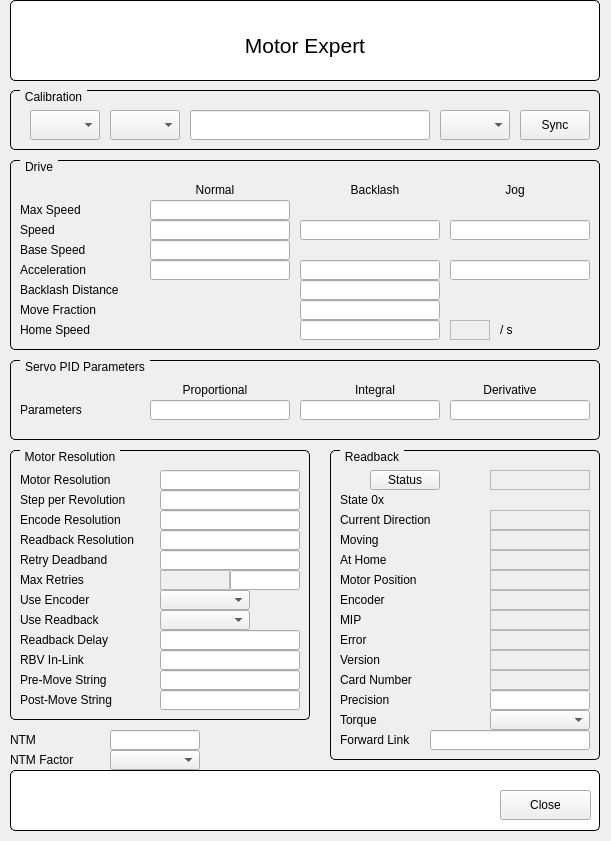
Above: FormGalilMotorExpert.ui from SESAME-Synchrotron/galil-qt before the change. Below: the same form after it.
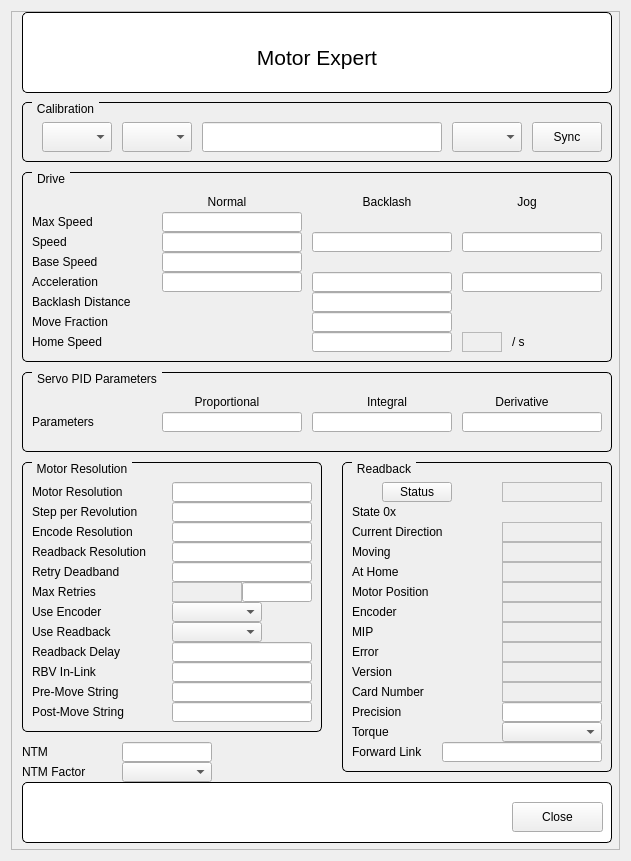
That is the form after the change. Custom widgets are drawn as their Qt base class.

Commit message:
Added scroll area to the followin UIs.
FormGalilCSKinematics.ui
FormGalilMotorExpert.ui
FormGalilMotorExtras.ui

The edit to the form file:
```diff
--- a/FormGalilMotorExpert.ui
+++ b/FormGalilMotorExpert.ui
@@ -6,13 +6,298 @@
    <rect>
     <x>0</x>
     <y>0</y>
-    <width>611</width>
-    <height>841</height>
+    <width>631</width>
+    <height>861</height>
    </rect>
   </property>
   <property name="windowTitle">
    <string>Form</string>
   </property>
+  <layout class="QGridLayout" name="gridLayout">
+   <item row="0" column="0">
+    <widget class="QScrollArea" name="scrollArea">
+     <property name="widgetResizable">
+      <bool>false</bool>
+     </property>
+     <widget class="QWidget" name="scrollAreaWidgetContents">
+      <property name="geometry">
+       <rect>
+        <x>0</x>
+        <y>0</y>
+        <width>601</width>
+        <height>831</height>
+       </rect>
+      </property>
+      <widget class="QGroupBox" name="titleGroupBox_7">
+       <property name="geometry">
+        <rect>
+         <x>10</x>
+         <y>360</y>
+         <width>590</width>
+         <height>80</height>
+        </rect>
+       </property>
+       <property name="styleSheet">
+        <string notr="true">QGroupBox {
+    border: 1px solid black;
+    border-radius: 5px;
+    margin-top: 0.5em;
+}
+
+QGroupBox::title {
+    subcontrol-origin: margin;
+    left: 10px;
+    padding: 0 3px 0 3px;
+}</string>
+       </property>
+       <property name="title">
+        <string>Servo PID Parameters</string>
+       </property>
+       <widget class="QLabel" name="label_22">
+        <property name="geometry">
+         <rect>
+          <x>160</x>
+          <y>20</y>
+          <width>90</width>
+          <height>20</height>
+         </rect>
+        </property>
+        <property name="text">
+         <string>Proportional</string>
+        </property>
+        <property name="alignment">
+         <set>Qt::AlignCenter</set>
+        </property>
+       </widget>
+       <widget class="QLabel" name="label_23">
+        <property name="geometry">
+         <rect>
+          <x>330</x>
+          <y>20</y>
+          <width>70</width>
+          <height>20</height>
+         </rect>
+        </property>
+        <property name="text">
+         <string>Integral</string>
+        </property>
+        <property name="alignment">
+         <set>Qt::AlignCenter</set>
+        </property>
+       </widget>
+       <widget class="QLabel" name="label_24">
+        <property name="geometry">
+         <rect>
+          <x>460</x>
+          <y>20</y>
+          <width>80</width>
+          <height>20</height>
+         </rect>
+        </property>
+        <property name="text">
+         <string>Derivative</string>
+        </property>
+        <property name="alignment">
+         <set>Qt::AlignCenter</set>
+        </property>
+       </widget>
+       <widget class="QLabel" name="label_25">
+        <property name="geometry">
+         <rect>
+          <x>10</x>
+          <y>40</y>
+          <width>90</width>
+          <height>20</height>
+         </rect>
+        </property>
+        <property name="text">
+         <string>Parameters</string>
+        </property>
+        <property name="alignment">
+         <set>Qt::AlignLeading|Qt::AlignLeft|Qt::AlignVCenter</set>
+        </property>
+       </widget>
+       <widget class="QELineEdit" name="txtPCOF">
+        <property name="geometry">
+         <rect>
+          <x>140</x>
+          <y>40</y>
+          <width>140</width>
+          <height>20</height>
+         </rect>
+        </property>
+        <property name="variable" stdset="0">
+         <string>$(group).PCOF</string>
+        </property>
+        <property name="displayAlarmStateOption" stdset="0">
+         <enum>QEGenericEdit::Never</enum>
+        </property>
+        <property name="addUnits">
+         <bool>false</bool>
+        </property>
+       </widget>
+       <widget class="QELineEdit" name="txtICOF">
+        <property name="geometry">
+         <rect>
+          <x>290</x>
+          <y>40</y>
+          <width>140</width>
+          <height>20</height>
+         </rect>
+        </property>
+        <property name="variable" stdset="0">
+         <string>$(group).ICOF</string>
+        </property>
+        <property name="displayAlarmStateOption" stdset="0">
+         <enum>QEGenericEdit::Never</enum>
+        </property>
+        <property name="addUnits">
+         <bool>false</bool>
+        </property>
+       </widget>
+       <widget class="QELineEdit" name="txtDCOF">
+        <property name="geometry">
+         <rect>
+          <x>440</x>
+          <y>40</y>
+          <width>140</width>
+          <height>20</height>
+         </rect>
+        </property>
+        <property name="variable" stdset="0">
+         <string>$(group).DCOF</string>
+        </property>
+        <property name="displayAlarmStateOption" stdset="0">
+         <enum>QEGenericEdit::Never</enum>
+        </property>
+        <property name="addUnits">
+         <bool>false</bool>
+        </property>
+       </widget>
+      </widget>
+      <widget class="QLabel" name="label_3">
+       <property name="geometry">
+        <rect>
+         <x>10</x>
+         <y>750</y>
+         <width>90</width>
+         <height>20</height>
+        </rect>
+       </property>
+       <property name="text">
+        <string>NTM Factor</string>
+       </property>
+      </widget>
+      <widget class="QLabel" name="label_2">
+       <property name="geometry">
+        <rect>
+         <x>10</x>
+         <y>730</y>
+         <width>90</width>
+         <height>20</height>
+        </rect>
+       </property>
+       <property name="text">
+        <string>NTM</string>
+       </property>
+      </widget>
+      <widget class="QGroupBox" name="titleGroupBox_5">
+       <property name="geometry">
+        <rect>
+         <x>10</x>
+         <y>90</y>
+         <width>590</width>
+         <height>60</height>
+        </rect>
+       </property>
+       <property name="styleSheet">
+        <string notr="true">QGroupBox {
+    border: 1px solid black;
+    border-radius: 5px;
+    margin-top: 0.5em;
+}
+
+QGroupBox::title {
+    subcontrol-origin: margin;
+    left: 10px;
+    padding: 0 3px 0 3px;
+}</string>
+       </property>
+       <property name="title">
+        <string>Calibration</string>
+       </property>
+       <widget class="QEComboBox" name="cbSET">
+        <property name="geometry">
+         <rect>
+          <x>20</x>
+          <y>20</y>
+          <width>70</width>
+          <height>30</height>
+         </rect>
+        </property>
+        <property name="variable" stdset="0">
+         <string>$(group).SET</string>
+        </property>
+       </widget>
+       <widget class="QEComboBox" name="cbFOFF">
+        <property name="geometry">
+         <rect>
+          <x>100</x>
+          <y>20</y>
+          <width>70</width>
+          <height>30</height>
+         </rect>
+        </property>
+        <property name="variable" stdset="0">
+         <string>$(group).FOFF</string>
+        </property>
+       </widget>
+       <widget class="QELineEdit" name="txtOFF">
+        <property name="geometry">
+         <rect>
+          <x>180</x>
+          <y>20</y>
+          <width>240</width>
+          <height>30</height>
+         </rect>
+        </property>
+        <property name="variable" stdset="0">
+         <string>$(group).OFF</string>
+        </property>
+        <property name="displayAlarmStateOption" stdset="0">
+         <enum>QEGenericEdit::Never</enum>
+        </property>
+       </widget>
+       <widget class="QEComboBox" name="cbDIR">
+        <property name="geometry">
+         <rect>
+          <x>430</x>
+          <y>20</y>
+          <width>70</width>
+          <height>30</height>
+         </rect>
+        </property>
+        <property name="variable" stdset="0">
+         <string>$(group).DIR</string>
+        </property>
+       </widget>
+       <widget class="QEPushButton" name="qepushbutton">
+        <property name="geometry">
+         <rect>
+          <x>510</x>
+          <y>20</y>
+          <width>70</width>
+          <height>30</height>
+         </rect>
+        </property>
+        <property name="text">
+         <string>Sync</string>
+        </property>
+        <property name="variable" stdset="0">
+         <string>$(group).SYNC</string>
+        </property>
+       </widget>
+      </widget>
   <widget class="QGroupBox" name="titleGroupBox_6">
    <property name="geometry">
     <rect>
@@ -497,6 +782,25 @@
     </property>
    </widget>
   </widget>
+      <widget class="QELineEdit" name="txtPCOF_2">
+       <property name="geometry">
+        <rect>
+         <x>110</x>
+         <y>730</y>
+         <width>90</width>
+         <height>20</height>
+        </rect>
+       </property>
+       <property name="variable" stdset="0">
+        <string>$(group).NTMF</string>
+       </property>
+       <property name="displayAlarmStateOption" stdset="0">
+        <enum>QEGenericEdit::Never</enum>
+       </property>
+       <property name="addUnits">
+        <bool>false</bool>
+       </property>
+      </widget>
   <widget class="QGroupBox" name="titleGroupBox_9">
    <property name="geometry">
     <rect>
@@ -949,142 +1253,18 @@
     </property>
    </widget>
   </widget>
-  <widget class="QGroupBox" name="titleGroupBox_2">
+      <widget class="QEComboBox" name="cbURIP_2">
    <property name="geometry">
     <rect>
-     <x>10</x>
-     <y>770</y>
-     <width>590</width>
-     <height>61</height>
-    </rect>
-   </property>
-   <property name="styleSheet">
-    <string notr="true">QGroupBox {
-	background-color: rgb(255, 255, 255);
-    border: 1px solid black;
-    border-radius: 5px;
-    margin-top: 0.5em;
-}
-
-QGroupBox::title {
-    subcontrol-origin: margin;
-    left: 10px;
-    padding: 0 3px 0 3px;
-}</string>
-   </property>
-   <property name="title">
-    <string/>
-   </property>
-   <widget class="QPushButton" name="btnClose">
-    <property name="geometry">
-     <rect>
-      <x>490</x>
-      <y>20</y>
-      <width>91</width>
-      <height>30</height>
-     </rect>
-    </property>
-    <property name="text">
-     <string>Close</string>
-    </property>
-   </widget>
-  </widget>
-  <widget class="QGroupBox" name="titleGroupBox_5">
-   <property name="geometry">
-    <rect>
-     <x>10</x>
-     <y>90</y>
-     <width>590</width>
-     <height>60</height>
-    </rect>
-   </property>
-   <property name="styleSheet">
-    <string notr="true">QGroupBox {
-    border: 1px solid black;
-    border-radius: 5px;
-    margin-top: 0.5em;
-}
-
-QGroupBox::title {
-    subcontrol-origin: margin;
-    left: 10px;
-    padding: 0 3px 0 3px;
-}</string>
-   </property>
-   <property name="title">
-    <string>Calibration</string>
-   </property>
-   <widget class="QEComboBox" name="cbSET">
-    <property name="geometry">
-     <rect>
-      <x>20</x>
-      <y>20</y>
-      <width>70</width>
-      <height>30</height>
-     </rect>
-    </property>
+         <x>110</x>
+         <y>750</y>
+         <width>90</width>
+         <height>20</height>
+        </rect>
+       </property>
     <property name="variable" stdset="0">
-     <string>$(group).SET</string>
-    </property>
-   </widget>
-   <widget class="QEComboBox" name="cbFOFF">
-    <property name="geometry">
-     <rect>
-      <x>100</x>
-      <y>20</y>
-      <width>70</width>
-      <height>30</height>
-     </rect>
-    </property>
-    <property name="variable" stdset="0">
-     <string>$(group).FOFF</string>
-    </property>
-   </widget>
-   <widget class="QELineEdit" name="txtOFF">
-    <property name="geometry">
-     <rect>
-      <x>180</x>
-      <y>20</y>
-      <width>240</width>
-      <height>30</height>
-     </rect>
-    </property>
-    <property name="variable" stdset="0">
-     <string>$(group).OFF</string>
-    </property>
-    <property name="displayAlarmStateOption" stdset="0">
-     <enum>QEGenericEdit::Never</enum>
-    </property>
-   </widget>
-   <widget class="QEComboBox" name="cbDIR">
-    <property name="geometry">
-     <rect>
-      <x>430</x>
-      <y>20</y>
-      <width>70</width>
-      <height>30</height>
-     </rect>
-    </property>
-    <property name="variable" stdset="0">
-     <string>$(group).DIR</string>
-    </property>
-   </widget>
-   <widget class="QEPushButton" name="qepushbutton">
-    <property name="geometry">
-     <rect>
-      <x>510</x>
-      <y>20</y>
-      <width>70</width>
-      <height>30</height>
-     </rect>
-    </property>
-    <property name="text">
-     <string>Sync</string>
-    </property>
-    <property name="variable" stdset="0">
-     <string>$(group).SYNC</string>
-    </property>
-   </widget>
+        <string>$(group).NTM</string>
+       </property>
   </widget>
   <widget class="QGroupBox" name="titleGroupBox_8">
    <property name="geometry">
@@ -1518,17 +1698,18 @@
     </property>
    </widget>
   </widget>
-  <widget class="QGroupBox" name="titleGroupBox_7">
+      <widget class="QGroupBox" name="titleGroupBox_2">
    <property name="geometry">
     <rect>
      <x>10</x>
-     <y>360</y>
+         <y>770</y>
      <width>590</width>
-     <height>80</height>
+         <height>61</height>
     </rect>
    </property>
    <property name="styleSheet">
     <string notr="true">QGroupBox {
+	background-color: rgb(255, 255, 255);
     border: 1px solid black;
     border-radius: 5px;
     margin-top: 0.5em;
@@ -1541,188 +1722,26 @@
 }</string>
    </property>
    <property name="title">
-    <string>Servo PID Parameters</string>
-   </property>
-   <widget class="QLabel" name="label_22">
+        <string/>
+       </property>
+       <widget class="QPushButton" name="btnClose">
     <property name="geometry">
      <rect>
-      <x>160</x>
+          <x>490</x>
       <y>20</y>
-      <width>90</width>
-      <height>20</height>
+          <width>91</width>
+          <height>30</height>
      </rect>
     </property>
     <property name="text">
-     <string>Proportional</string>
-    </property>
-    <property name="alignment">
-     <set>Qt::AlignCenter</set>
-    </property>
-   </widget>
-   <widget class="QLabel" name="label_23">
-    <property name="geometry">
-     <rect>
-      <x>330</x>
-      <y>20</y>
-      <width>70</width>
-      <height>20</height>
-     </rect>
-    </property>
-    <property name="text">
-     <string>Integral</string>
-    </property>
-    <property name="alignment">
-     <set>Qt::AlignCenter</set>
-    </property>
-   </widget>
-   <widget class="QLabel" name="label_24">
-    <property name="geometry">
-     <rect>
-      <x>460</x>
-      <y>20</y>
-      <width>80</width>
-      <height>20</height>
-     </rect>
-    </property>
-    <property name="text">
-     <string>Derivative</string>
-    </property>
-    <property name="alignment">
-     <set>Qt::AlignCenter</set>
-    </property>
-   </widget>
-   <widget class="QLabel" name="label_25">
-    <property name="geometry">
-     <rect>
-      <x>10</x>
-      <y>40</y>
-      <width>90</width>
-      <height>20</height>
-     </rect>
-    </property>
-    <property name="text">
-     <string>Parameters</string>
-    </property>
-    <property name="alignment">
-     <set>Qt::AlignLeading|Qt::AlignLeft|Qt::AlignVCenter</set>
-    </property>
-   </widget>
-   <widget class="QELineEdit" name="txtPCOF">
-    <property name="geometry">
-     <rect>
-      <x>140</x>
-      <y>40</y>
-      <width>140</width>
-      <height>20</height>
-     </rect>
-    </property>
-    <property name="variable" stdset="0">
-     <string>$(group).PCOF</string>
-    </property>
-    <property name="displayAlarmStateOption" stdset="0">
-     <enum>QEGenericEdit::Never</enum>
-    </property>
-    <property name="addUnits">
-     <bool>false</bool>
-    </property>
-   </widget>
-   <widget class="QELineEdit" name="txtICOF">
-    <property name="geometry">
-     <rect>
-      <x>290</x>
-      <y>40</y>
-      <width>140</width>
-      <height>20</height>
-     </rect>
-    </property>
-    <property name="variable" stdset="0">
-     <string>$(group).ICOF</string>
-    </property>
-    <property name="displayAlarmStateOption" stdset="0">
-     <enum>QEGenericEdit::Never</enum>
-    </property>
-    <property name="addUnits">
-     <bool>false</bool>
-    </property>
-   </widget>
-   <widget class="QELineEdit" name="txtDCOF">
-    <property name="geometry">
-     <rect>
-      <x>440</x>
-      <y>40</y>
-      <width>140</width>
-      <height>20</height>
-     </rect>
-    </property>
-    <property name="variable" stdset="0">
-     <string>$(group).DCOF</string>
-    </property>
-    <property name="displayAlarmStateOption" stdset="0">
-     <enum>QEGenericEdit::Never</enum>
-    </property>
-    <property name="addUnits">
-     <bool>false</bool>
-    </property>
-   </widget>
-  </widget>
-  <widget class="QLabel" name="label_2">
-   <property name="geometry">
-    <rect>
-     <x>10</x>
-     <y>730</y>
-     <width>90</width>
-     <height>20</height>
-    </rect>
-   </property>
-   <property name="text">
-    <string>NTM</string>
-   </property>
-  </widget>
-  <widget class="QLabel" name="label_3">
-   <property name="geometry">
-    <rect>
-     <x>10</x>
-     <y>750</y>
-     <width>90</width>
-     <height>20</height>
-    </rect>
-   </property>
-   <property name="text">
-    <string>NTM Factor</string>
-   </property>
-  </widget>
-  <widget class="QEComboBox" name="cbURIP_2">
-   <property name="geometry">
-    <rect>
-     <x>110</x>
-     <y>750</y>
-     <width>90</width>
-     <height>20</height>
-    </rect>
-   </property>
-   <property name="variable" stdset="0">
-    <string>$(group).NTM</string>
-   </property>
-  </widget>
-  <widget class="QELineEdit" name="txtPCOF_2">
-   <property name="geometry">
-    <rect>
-     <x>110</x>
-     <y>730</y>
-     <width>90</width>
-     <height>20</height>
-    </rect>
-   </property>
-   <property name="variable" stdset="0">
-    <string>$(group).NTMF</string>
-   </property>
-   <property name="displayAlarmStateOption" stdset="0">
-    <enum>QEGenericEdit::Never</enum>
-   </property>
-   <property name="addUnits">
-    <bool>false</bool>
-   </property>
-  </widget>
+         <string>Close</string>
+        </property>
+       </widget>
+      </widget>
+     </widget>
+    </widget>
+   </item>
+  </layout>
  </widget>
  <customwidgets>
   <customwidget>
```
Lines whose indentation alone changed are shown as unchanged. The commit also changes 2 other files.
